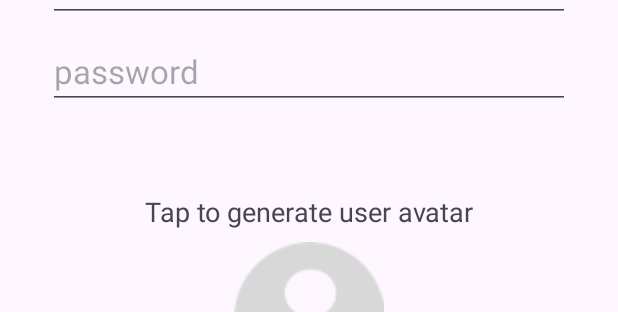
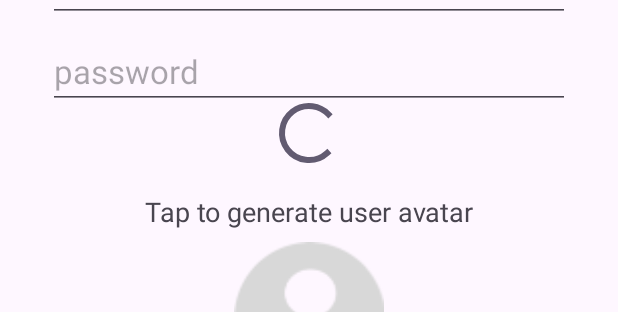
Before and after one commit to yalcinmer/SmackChatApp, an Android app: the layout activity_create_user.xml on its own in the app's theme, with its tools: preview values and no code run, on a phone screen of 412 x 824 dp. Shown: the part 188-500 px from the top of the screen. Run offline under Robolectric (Android 15) with nearby library versions, the phone set to English and light mode, and no system bars; network calls fail.

Commit message:
polishing up create user activity

```diff
--- a/app/src/main/java/com/phi/smackchatapp/utilities/Contants.kt
+++ b/app/src/main/java/com/phi/smackchatapp/utilities/Contants.kt
@@ -4,3 +4,5 @@ const val BASE_URL = "http://localhost:3005/v1"
 const val URL_REGISTER = "${BASE_URL}/account/register"
 const val URL_LOGIN = "${BASE_URL}/account/login"
 const val URL_CREATE_USER = "${BASE_URL}/user/add"
+
+const val BROADCAST_USER_DATA_CHANGE = "BROADCAST_USER_DATA_CHANGE"
--- a/app/src/main/res/layout/activity_create_user.xml
+++ b/app/src/main/res/layout/activity_create_user.xml
@@ -67,4 +67,11 @@
             app:layout_constraintEnd_toEndOf="parent" android:textSize="18sp" android:layout_marginStart="32dp"
             android:layout_marginEnd="32dp" android:background="@color/colorPrimary" android:textColor="@color/white"
             android:onClick="createUserClicked"/>
+    <ProgressBar
+            style="?android:attr/progressBarStyle"
+            android:layout_width="wrap_content"
+            android:layout_height="wrap_content"
+            android:id="@+id/progressBar"
+            app:layout_constraintStart_toStartOf="parent" app:layout_constraintEnd_toEndOf="parent"
+            app:layout_constraintBottom_toTopOf="@+id/textView2" android:layout_marginBottom="16dp"/>
 </androidx.constraintlayout.widget.ConstraintLayout>
```
Also changed, not shown: app/src/main/java/com/phi/smackchatapp/controller/CreateUserActivity.kt (+44 -10 lines).
